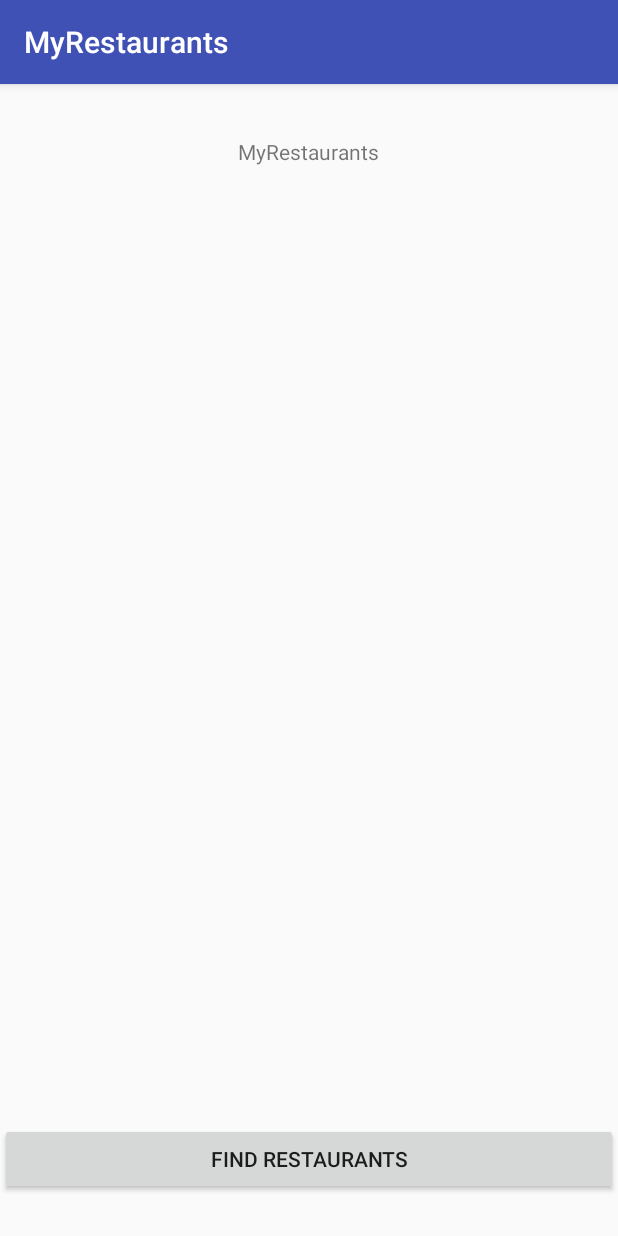
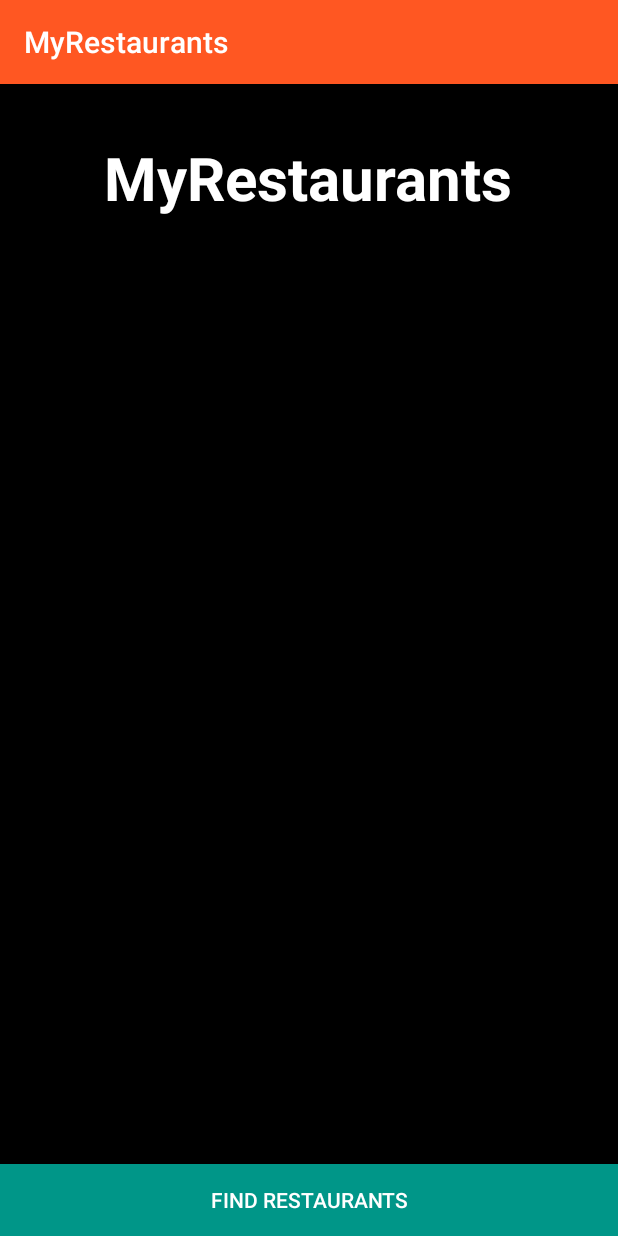
Before and after one commit to Edgarcho/MyRestaurants, an Android app: the screen it shows after launch (MainActivity), on a phone screen of 412 x 824 dp. Run offline under Robolectric (Android 15) with nearby library versions, the phone set to English and light mode, and no system bars.

Commit message:
Add color to main activity

```diff
--- a/app/src/main/res/layout/activity_main.xml
+++ b/app/src/main/res/layout/activity_main.xml
@@ -1,15 +1,20 @@
 <?xml version="1.0" encoding="utf-8"?>
 <RelativeLayout xmlns:android="http://schemas.android.com/apk/res/android"
-    android:layout_width="match_parent" android:layout_height="match_parent">
+    android:layout_width="match_parent"
+    android:layout_height="match_parent"
+    android:background="#000000">
 
     <TextView
+        android:id="@+id/textView"
         android:layout_width="wrap_content"
         android:layout_height="wrap_content"
-        android:text="MyRestaurants"
         android:layout_alignParentTop="true"
         android:layout_centerHorizontal="true"
         android:layout_marginTop="35dp"
-        android:id="@+id/textView" />
+        android:text="MyRestaurants"
+        android:textColor="@color/colorTextIcons"
+        android:textStyle="bold"
+        android:textSize="40sp"/>
 
     <Button
         android:id="@+id/findRestaurantsButton"
@@ -17,7 +22,8 @@
         android:layout_height="wrap_content"
         android:layout_alignParentBottom="true"
         android:layout_centerHorizontal="true"
-        android:layout_marginBottom="27dp"
+        android:background="@color/colorAccent"
+        android:textColor="@color/colorTextIcons"
         android:text="Find Restaurants" />
 
 </RelativeLayout>
--- a/app/src/main/res/values/colors.xml
+++ b/app/src/main/res/values/colors.xml
@@ -1,6 +1,11 @@
 <?xml version="1.0" encoding="utf-8"?>
 <resources>
-    <color name="colorPrimary">#3F51B5</color>
-    <color name="colorPrimaryDark">#303F9F</color>
-    <color name="colorAccent">#FF4081</color>
+    <color name="colorPrimary">#FF5722</color>
+    <color name="colorPrimaryDark">#E64A19</color>
+    <color name="colorPrimaryLight">#FFCCBC</color>
+    <color name="colorTextIcons">#ffffff</color>
+    <color name="colorAccent">#009688</color>
+    <color name="colorPrimaryText">#212121</color>
+    <color name="colorSecondaryText">#727272</color>
+    <color name="colorDivider">#B6B6B6</color>
 </resources>
```
